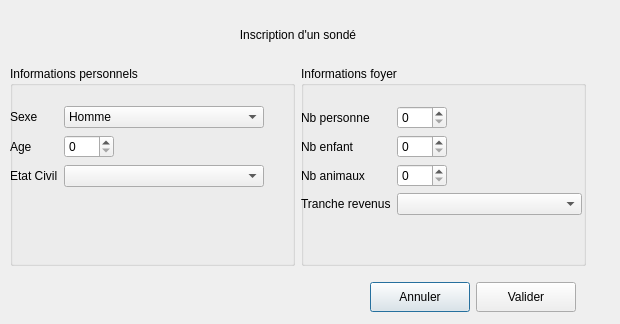
Dragorane/sondihm, file dialoginscription.ui: the form before one commit.
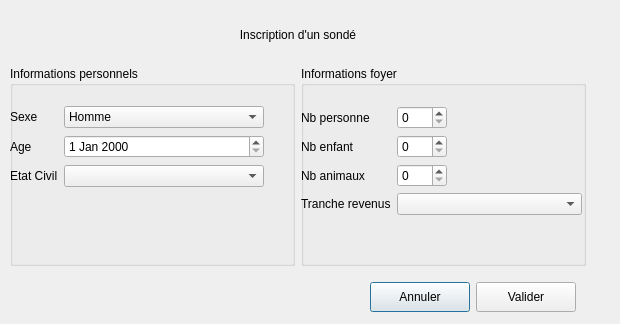
The form after the commit.

Commit message: inscription en cour de développement, le clic sur le bouton valider n'est pas encore bon

The edit to the form file:
```diff
--- a/dialoginscription.ui
+++ b/dialoginscription.ui
@@ -132,16 +132,6 @@
             </property>
            </widget>
           </item>
-          <item row="1" column="1">
-           <widget class="QSpinBox" name="ageSb">
-            <property name="maximumSize">
-             <size>
-              <width>50</width>
-              <height>30</height>
-             </size>
-            </property>
-           </widget>
-          </item>
           <item row="2" column="0">
            <widget class="QLabel" name="etatCivilLab">
             <property name="text">
@@ -159,6 +149,16 @@
             </property>
            </widget>
           </item>
+          <item row="1" column="1">
+           <widget class="QDateEdit" name="dateNais">
+            <property name="maximumSize">
+             <size>
+              <width>200</width>
+              <height>30</height>
+             </size>
+            </property>
+           </widget>
+          </item>
          </layout>
         </widget>
        </widget>
```
The commit also changes 3 other files.
